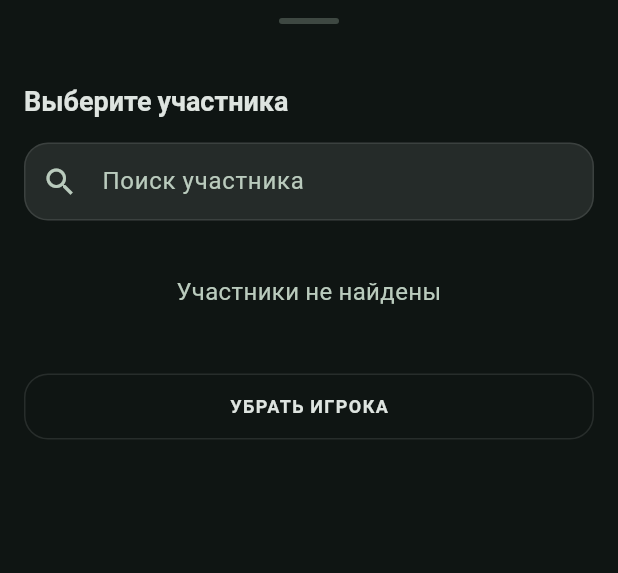
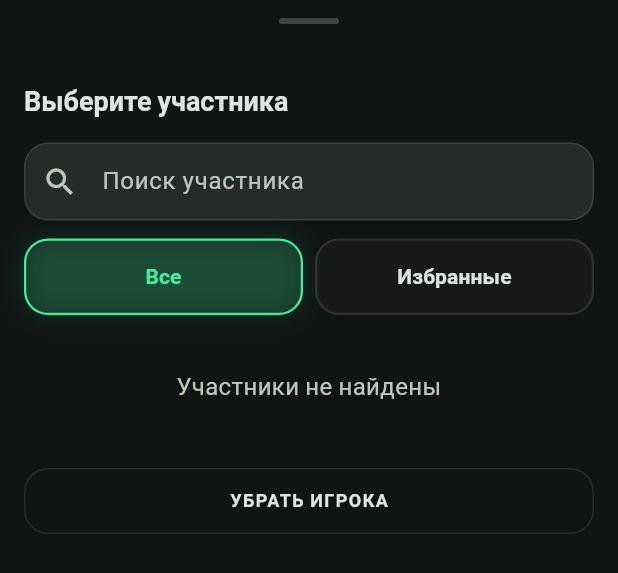
Before and after one commit to ThisIsMaksim/cool_padel, a Flutter app: the _PlayerSelectionSheet widget shown alone on an empty page, opened directly with empty values, on a phone screen of 412 x 824 dp. Shown: the top 573 px of the screen. Run offline on Flutter 3.47's test engine with Material 3 defaults, Android fonts, the phone set to English and light mode, and no system bars; our stand-ins replace google_fonts, shared_preferences; accounts and stored records are empty.

Commit message:
Добавить табы «Все» и «Избранные» в шторку выбора игрока.
Избранные показываются отдельным списком вместо горизонтальной карусели.

```diff
--- a/lib/screens/games/player_selection_sheet.dart
+++ b/lib/screens/games/player_selection_sheet.dart
@@ -2,6 +2,7 @@ import 'package:flutter/material.dart';
 
 import '../../models/player.dart';
 import '../../theme/app_theme.dart';
+import '../../widgets/glass_select_tile.dart';
 import '../../widgets/player_avatar.dart';
 
 /// Sentinel returned when the user clears the slot.
@@ -10,6 +11,8 @@ class ClearPlayerSlot {
 }
 
 const clearPlayerSlot = ClearPlayerSlot();
+
+enum _PlayerListTab { all, favorites }
 
 Future<Object?> showPlayerSelectionSheet(
   BuildContext context, {
@@ -58,6 +61,7 @@ class _PlayerSelectionSheet extends StatefulWidget {
 class _PlayerSelectionSheetState extends State<_PlayerSelectionSheet> {
   final _searchController = TextEditingController();
   String _searchQuery = '';
+  _PlayerListTab _tab = _PlayerListTab.all;
 
   @override
   void dispose() {
@@ -70,23 +74,37 @@ class _PlayerSelectionSheetState extends State<_PlayerSelectionSheet> {
     return !widget.assignedIds.contains(player.id);
   }
 
-  List<Player> get _filteredPlayers {
+  bool _matchesSearch(Player player) {
     final q = _searchQuery.toLowerCase();
-    return widget.allPlayers.where((p) {
-      if (!_isAvailable(p)) return false;
-      if (q.isEmpty) return true;
-      return p.name.toLowerCase().contains(q) ||
-          p.club.toLowerCase().contains(q);
-    }).toList();
+    if (q.isEmpty) return true;
+    return player.name.toLowerCase().contains(q) ||
+        player.club.toLowerCase().contains(q);
   }
 
-  List<Player> get _availableFavorites =>
-      widget.favorites.where(_isAvailable).toList();
+  List<Player> get _visiblePlayers {
+    final source =
+        _tab == _PlayerListTab.all ? widget.allPlayers : widget.favorites;
+
+    return source.where((p) => _isAvailable(p) && _matchesSearch(p)).toList();
+  }
+
+  String get _emptyMessage {
+    if (_tab == _PlayerListTab.favorites && widget.favorites.isEmpty) {
+      return 'В избранном пока никого нет';
+    }
+    if (_searchQuery.isNotEmpty) {
+      return 'Участники не найдены';
+    }
+    return _tab == _PlayerListTab.favorites
+        ? 'Нет доступных избранных игроков'
+        : 'Участники не найдены';
+  }
 
   @override
   Widget build(BuildContext context) {
     final scheme = Theme.of(context).colorScheme;
     final bottomInset = MediaQuery.of(context).viewInsets.bottom;
+    final players = _visiblePlayers;
 
     return Padding(
       padding: EdgeInsets.fromLTRB(
@@ -131,52 +149,46 @@ class _PlayerSelectionSheetState extends State<_PlayerSelectionSheet> {
             ),
             onChanged: (v) => setState(() => _searchQuery = v),
           ),
-          if (_availableFavorites.isNotEmpty) ...[
-            const SizedBox(height: 16),
-            Text(
-              'ИЗБРАННЫЕ',
-              style: AppTheme.labelCaps(
-                scheme,
-                color: AppTheme.secondary.withValues(alpha: 0.6),
+          const SizedBox(height: 12),
+          Row(
+            children: [
+              Expanded(
+                child: GlassSelectTile(
+                  label: 'Все',
+                  selected: _tab == _PlayerListTab.all,
+                  onTap: () => setState(() => _tab = _PlayerListTab.all),
+                ),
               ),
-            ),
-            const SizedBox(height: 8),
-            SizedBox(
-              height: 90,
-              child: ListView.separated(
-                scrollDirection: Axis.horizontal,
-                itemCount: _availableFavorites.length,
-                separatorBuilder: (_, _) => const SizedBox(width: 8),
-                itemBuilder: (context, index) {
-                  final player = _availableFavorites[index];
-                  return _FavoriteTile(
-                    player: player,
-                    onTap: () => Navigator.pop(context, player),
-                  );
-                },
+              const SizedBox(width: 8),
+              Expanded(
+                child: GlassSelectTile(
+                  label: 'Избранные',
+                  selected: _tab == _PlayerListTab.favorites,
+                  onTap: () => setState(() => _tab = _PlayerListTab.favorites),
+                ),
               ),
-            ),
-          ],
+            ],
+          ),
           const SizedBox(height: 12),
           ConstrainedBox(
             constraints: BoxConstraints(
               maxHeight: MediaQuery.sizeOf(context).height * 0.45,
             ),
-            child: _filteredPlayers.isEmpty
+            child: players.isEmpty
                 ? Padding(
                     padding: const EdgeInsets.symmetric(vertical: 24),
                     child: Text(
-                      'Участники не найдены',
+                      _emptyMessage,
                       textAlign: TextAlign.center,
                       style: Theme.of(context).textTheme.bodyMedium,
                     ),
                   )
                 : ListView.separated(
                     shrinkWrap: true,
-                    itemCount: _filteredPlayers.length,
+                    itemCount: players.length,
                     separatorBuilder: (_, _) => const SizedBox(height: 8),
                     itemBuilder: (context, index) {
-                      final player = _filteredPlayers[index];
+                      final player = players[index];
                       final isCurrent = player.id == widget.currentPlayerId;
                       return AppTheme.glassSurface(
                         glow: isCurrent,
@@ -232,37 +244,3 @@ class _PlayerSelectionSheetState extends State<_PlayerSelectionSheet> {
     );
   }
 }
-
-class _FavoriteTile extends StatelessWidget {
-  const _FavoriteTile({
-    required this.player,
-    required this.onTap,
-  });
-
-  final Player player;
-  final VoidCallback onTap;
-
-  @override
-  Widget build(BuildContext context) {
-    return AppTheme.glassSurface(
-      radius: AppTheme.radiusMd,
-      padding: const EdgeInsets.symmetric(horizontal: 8, vertical: 10),
-      onTap: onTap,
-      child: SizedBox(
-        width: 72,
-        child: Column(
-          mainAxisAlignment: MainAxisAlignment.center,
-          children: [
-            PlayerAvatar(player: player, radius: 16),
-            const SizedBox(height: 4),
-            Text(
-              player.name.split(' ').first,
-              overflow: TextOverflow.ellipsis,
-              style: Theme.of(context).textTheme.labelSmall,
-            ),
-          ],
-        ),
-      ),
-    );
-  }
-}
```
